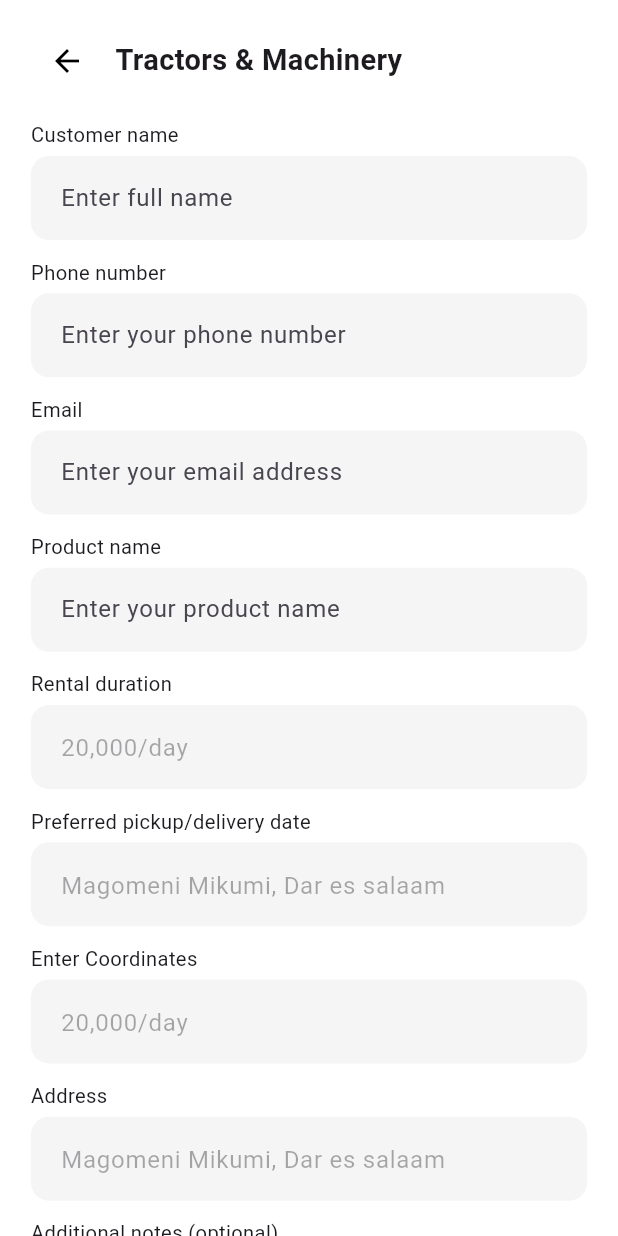
After one commit to luqmantuke/tractorapp-mazaohub, a Flutter app: the FarmerRentFormScreen screen opened by its route, on a phone screen of 412 x 824 dp. The commit adds this screen. Run offline on Flutter 3.47's test engine with Material 3 defaults, Android fonts, the phone set to English and light mode, and no system bars; drawn by our look-alikes of overlay_support; our stand-ins replace connectivity_plus, flex_color_scheme, flutter_dotenv, flutter_riverpod, font_awesome_flutter, go_router and 6 more; missing offline and left inert: fast_cached_network_image; accounts and stored records are empty.

Commit message:
Add navigation route for FarmerRentFormScreen in router configuration and update button action in FarmerOrderScreen to navigate to the new route.

```diff
--- a/lib/src/core/router/config/router_config.dart
+++ b/lib/src/core/router/config/router_config.dart
@@ -5,6 +5,7 @@ import 'package:go_router/go_router.dart';
 import 'package:tractorapp/src/features/auth/presentation/screens/login_screen.dart';
 import 'package:tractorapp/src/features/homescreen/presentation/screens/farmer_machine_details/farmer_machine_details_screen.dart';
 import 'package:tractorapp/src/features/homescreen/presentation/screens/farmer_order/farmer_order_screen.dart';
+import 'package:tractorapp/src/features/homescreen/presentation/screens/farmer_rent_form/farmer_rent_form_screen.dart';
 import 'package:tractorapp/src/features/homescreen/presentation/screens/farmer_search/farmer_search_screen.dart';
 import 'package:tractorapp/src/features/onboarding/presentation/screens/onboarding_screen.dart';
 import 'package:tractorapp/src/shared/widgets/authWrapper/authentication_wrapper.dart';
@@ -70,6 +71,11 @@ final routerProvider = Provider<GoRouter>((ref) {
           machine: state.extra as Map<String, dynamic>,
         ),
       ),
+      GoRoute(
+        path: '/farmer-rent-form',
+        name: 'farmer-rent-form',
+        builder: (context, state) => const FarmerRentFormScreen(),
+      ),
     ],
   );
 });
--- a/lib/src/features/homescreen/presentation/screens/farmer_order/farmer_order_screen.dart
+++ b/lib/src/features/homescreen/presentation/screens/farmer_order/farmer_order_screen.dart
@@ -1,4 +1,5 @@
 import 'package:flutter/material.dart';
+import 'package:go_router/go_router.dart';
 import 'package:responsive_sizer/responsive_sizer.dart';
 import 'package:fast_cached_network_image/fast_cached_network_image.dart';
 import 'package:tractorapp/src/core/constants/colors.dart';
@@ -255,7 +256,9 @@ class _FarmerOrderScreenState extends State<FarmerOrderScreen> {
           text: 'Pay Now',
           color: AppColors.primaryGreen,
           textColor: AppColors.white,
-          onPressed: () {},
+          onPressed: () {
+            context.pushNamed('farmer-rent-form');
+          },
         ),
         SizedBox(height: 1.h),
         CustomButton(
--- /dev/null
+++ b/lib/src/features/homescreen/presentation/screens/farmer_rent_form/farmer_rent_form_screen.dart
@@ -0,0 +1,179 @@
+import 'package:flutter/material.dart';
+import 'package:responsive_sizer/responsive_sizer.dart';
+import 'package:tractorapp/src/core/constants/colors.dart';
+import 'package:tractorapp/src/shared/widgets/buttons/custombuttons.dart';
+
+class FarmerRentFormScreen extends StatefulWidget {
+  const FarmerRentFormScreen({super.key});
+
+  @override
+  State<FarmerRentFormScreen> createState() => _FarmerRentFormScreenState();
+}
+
+class _FarmerRentFormScreenState extends State<FarmerRentFormScreen> {
+  final _formKey = GlobalKey<FormState>();
+  final _nameController = TextEditingController();
+  final _phoneController = TextEditingController();
+  final _emailController = TextEditingController();
+  final _productController = TextEditingController();
+  final _rentalDurationController = TextEditingController(text: '20,000/day');
+  final _pickupController =
+      TextEditingController(text: 'Magomeni Mikumi, Dar es salaam');
+  final _coordinatesController = TextEditingController(text: '20,000/day');
+  final _addressController =
+      TextEditingController(text: 'Magomeni Mikumi, Dar es salaam');
+  final _notesController = TextEditingController();
+  bool _acceptTerms = false;
+
+  @override
+  Widget build(BuildContext context) {
+    return Scaffold(
+      backgroundColor: AppColors.white,
+      body: SafeArea(
+        child: SingleChildScrollView(
+          child: Padding(
+            padding: EdgeInsets.symmetric(horizontal: 5.w),
+            child: Column(
+              crossAxisAlignment: CrossAxisAlignment.start,
+              children: [
+                SizedBox(height: 2.h),
+                _buildAppBar(context),
+                SizedBox(height: 2.h),
+                Form(
+                  key: _formKey,
+                  child: Column(
+                    crossAxisAlignment: CrossAxisAlignment.start,
+                    children: [
+                      _buildTextField(
+                          'Customer name', 'Enter full name', _nameController),
+                      _buildTextField('Phone number', 'Enter your phone number',
+                          _phoneController,
+                          keyboardType: TextInputType.phone),
+                      _buildTextField(
+                          'Email', 'Enter your email address', _emailController,
+                          keyboardType: TextInputType.emailAddress),
+                      _buildTextField('Product name', 'Enter your product name',
+                          _productController),
+                      _buildTextField(
+                          'Rental duration', '', _rentalDurationController,
+                          enabled: false),
+                      _buildTextField('Preferred pickup/delivery date', '',
+                          _pickupController,
+                          enabled: false),
+                      _buildTextField(
+                          'Enter Coordinates', '', _coordinatesController,
+                          enabled: false),
+                      _buildTextField('Address', '', _addressController,
+                          enabled: false),
+                      _buildTextField('Additional notes (optional)',
+                          'Additional notes', _notesController,
+                          maxLines: 3),
+                      SizedBox(height: 2.h),
+                      _buildTermsCheckbox(),
+                      SizedBox(height: 2.h),
+                      CustomButton(
+                        text: 'Pay Now',
+                        color: AppColors.primaryGreen,
+                        textColor: AppColors.white,
+                        onPressed: _acceptTerms ? _onPayNow : null,
+                      ),
+                      SizedBox(height: 2.h),
+                    ],
+                  ),
+                ),
+              ],
+            ),
+          ),
+        ),
+      ),
+    );
+  }
+
+  Widget _buildAppBar(BuildContext context) {
+    return Row(
+      children: [
+        IconButton(
+          icon: const Icon(Icons.arrow_back, color: Colors.black),
+          onPressed: () => Navigator.of(context).pop(),
+        ),
+        SizedBox(width: 2.w),
+        Text('Tractors & Machinery',
+            style: TextStyle(fontWeight: FontWeight.bold, fontSize: 18.sp)),
+      ],
+    );
+  }
+
+  Widget _buildTextField(
+      String label, String hint, TextEditingController controller,
+      {bool enabled = true,
+      TextInputType keyboardType = TextInputType.text,
+      int maxLines = 1}) {
+    return Padding(
+      padding: EdgeInsets.only(bottom: 1.5.h),
+      child: Column(
+        crossAxisAlignment: CrossAxisAlignment.start,
+        children: [
+          Text(label,
+              style: TextStyle(fontSize: 15.sp, fontWeight: FontWeight.w400)),
+          SizedBox(height: 0.5.h),
+          TextFormField(
+            controller: controller,
+            enabled: enabled,
+            keyboardType: keyboardType,
+            maxLines: maxLines,
+            decoration: InputDecoration(
+              hintText: hint,
+              filled: true,
+              fillColor: AppColors.grey.withOpacity(0.08),
+              contentPadding:
+                  const EdgeInsets.symmetric(vertical: 16, horizontal: 16),
+              border: OutlineInputBorder(
+                borderRadius: BorderRadius.circular(12),
+                borderSide: BorderSide.none,
+              ),
+            ),
+          ),
+        ],
+      ),
+    );
+  }
+
+  Widget _buildTermsCheckbox() {
+    return Row(
+      children: [
+        Checkbox(
+          value: _acceptTerms,
+          onChanged: (val) => setState(() => _acceptTerms = val ?? false),
+          activeColor: AppColors.primaryGreen,
+          shape: RoundedRectangleBorder(borderRadius: BorderRadius.circular(4)),
+        ),
+        Expanded(
+          child: RichText(
+            text: TextSpan(
+              text: 'I accept ',
+              style: TextStyle(color: Colors.black, fontSize: 15.sp),
+              children: const [
+                TextSpan(
+                  text: 'Terms & Conditions',
+                  style: TextStyle(
+                      color: AppColors.primaryGreen,
+                      fontWeight: FontWeight.bold,
+                      decoration: TextDecoration.underline),
+                ),
+              ],
+            ),
+          ),
+        ),
+      ],
+    );
+  }
+
+  void _onPayNow() {
+    if (_formKey.currentState?.validate() ?? false) {
+      // Handle pay now logic
+      ScaffoldMessenger.of(context).showSnackBar(
+        const SnackBar(content: Text('Payment submitted!')),
+      );
+    }
+  }
+}
```
